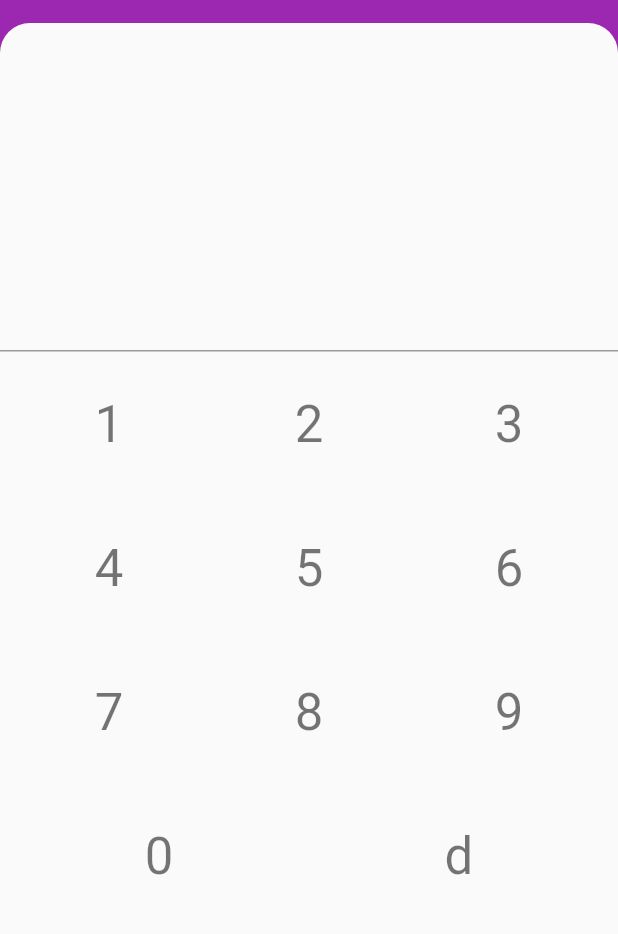
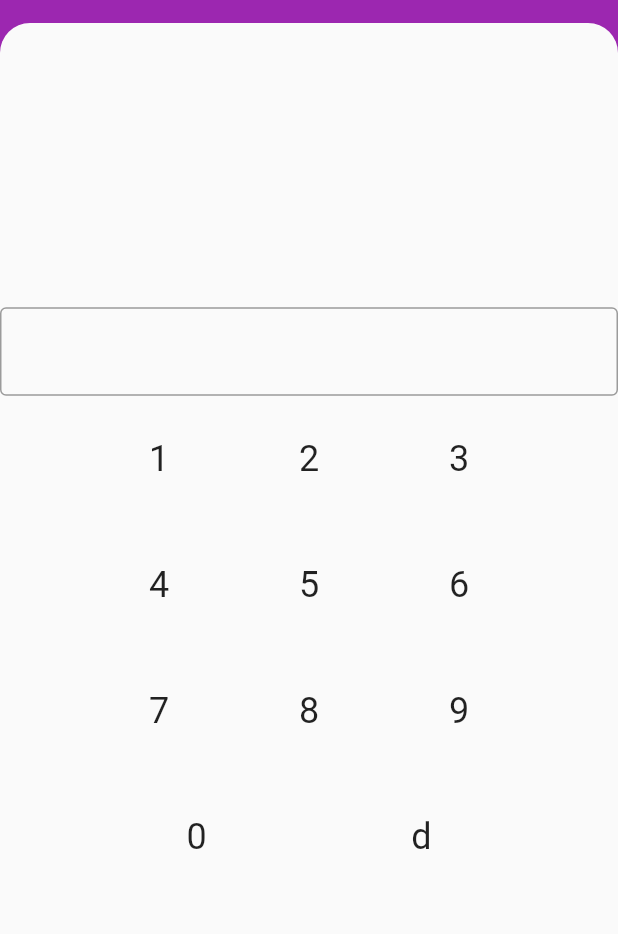
Before and after one commit to CalebQ42/CustomDiceRoller, a Flutter app: the screen it shows after launch, on a phone screen of 412 x 824 dp, the part 52-986 px from its top. Run offline on Flutter 3.47's test engine with Material 2 defaults, Android fonts, the phone set to English and light mode, and no system bars; our stand-ins replace flutter_secure_storage, isar, shared_preferences; accounts and stored records are empty; generated files the repository leaves out were written again.

Commit message:
Further stuff

```diff
--- a/lib/cdr.dart
+++ b/lib/cdr.dart
@@ -1,5 +1,5 @@
 import 'package:customdiceroller/dice/dice.dart';
-import 'package:customdiceroller/screens/frame.dart';
+import 'package:customdiceroller/ui/frame.dart';
 import 'package:customdiceroller/utils/observatory.dart';
 import 'package:flutter_gen/gen_l10n/app_localizations.dart';
 import 'package:flutter/material.dart';
@@ -15,11 +15,13 @@ class CDR{
   final GlobalKey<NavigatorState> navKey = GlobalKey();
   final GlobalKey<FrameState> frameKey = GlobalKey();
   final Isar db;
+
   late Observatory observatory = Observatory(this, frameKey);
   late AppLocalizations locale;
+
   Duration globalDuration = const Duration(milliseconds: 300);
-
   bool initilized = false;
+  void Function()? topLevelUpdate;
 
   CDR({required this.prefs, required this.db});
 
--- a/lib/main.dart
+++ b/lib/main.dart
@@ -4,7 +4,7 @@ import 'package:customdiceroller/cdr.dart';
 import 'package:customdiceroller/screens/calculator.dart';
 import 'package:customdiceroller/screens/loading.dart';
 import 'package:customdiceroller/screens/settings.dart';
-import 'package:customdiceroller/screens/frame.dart';
+import 'package:customdiceroller/ui/frame.dart';
 import 'package:flutter/foundation.dart';
 import 'package:flutter/material.dart';
 import 'package:flutter_gen/gen_l10n/app_localizations.dart';
@@ -41,10 +41,41 @@ class MainUIState extends State<MainUI>{
   @override
   Widget build(BuildContext context){
     var cdr = CDR.of(context);
+    cdr.topLevelUpdate = () => setState(() {});
+    const snackTheme = SnackBarThemeData(
+      behavior: SnackBarBehavior.floating,
+    );
+    const inputTheme = InputDecorationTheme(
+      border: OutlineInputBorder(),
+    );
+    var bottomSheetTheme = BottomSheetThemeData(
+      shape: const RoundedRectangleBorder(
+        borderRadius: BorderRadius.vertical(top: Radius.circular(20))
+      ),
+      clipBehavior: Clip.antiAlias,
+      constraints: BoxConstraints.loose(const Size.fromWidth(600)),
+    );
+    var fabTheme = const FloatingActionButtonThemeData(
+      shape: RoundedRectangleBorder(
+        borderRadius: BorderRadius.all(Radius.circular(25))
+      )
+    );
     return MaterialApp(
       navigatorKey: cdr.navKey,
-      theme: ThemeData.light().copyWith(primaryColor: Colors.purple),
-      darkTheme: ThemeData.dark().copyWith(primaryColor: Colors.purple),
+      theme: ThemeData.light().copyWith(
+        primaryColor: Colors.purple,
+        snackBarTheme: snackTheme,
+        inputDecorationTheme: inputTheme,
+        bottomSheetTheme: bottomSheetTheme,
+        floatingActionButtonTheme: fabTheme
+      ),
+      darkTheme: ThemeData.dark().copyWith(
+        primaryColor: Colors.purple,
+        snackBarTheme: snackTheme,
+        inputDecorationTheme: inputTheme,
+        bottomSheetTheme: bottomSheetTheme,
+        floatingActionButtonTheme: fabTheme
+      ),
       navigatorObservers: [
         cdr.observatory
       ],
--- a/lib/screens/calculator.dart
+++ b/lib/screens/calculator.dart
@@ -1,4 +1,4 @@
-import 'package:customdiceroller/screens/frame.dart';
+import 'package:customdiceroller/ui/frame.dart';
 import 'package:flutter_gen/gen_l10n/app_localizations.dart';
 import 'package:flutter/material.dart';
 
@@ -18,6 +18,7 @@ class DiceCalculator extends StatelessWidget{
             readOnly: true,
             showCursor: true,
             controller: displayCont,
+
           ),
           CalcKeypad(
             displayCont: displayCont,
@@ -37,7 +38,7 @@ class CalcKeypad extends StatelessWidget{
   @override
   Widget build(BuildContext context) =>
     SizedBox(
-      width: 400,
+      width: 300,
       child: Column(
         crossAxisAlignment: CrossAxisAlignment.stretch,
         children: [
@@ -72,7 +73,7 @@ class CalcKeypad extends StatelessWidget{
                   child: Padding(
                     padding: const EdgeInsets.all(20),
                     child: Text(AppLocalizations.of(context)!.dieNotation,
-                      style: Theme.of(context).textTheme.headlineMedium,
+                      style: Theme.of(context).textTheme.headlineSmall,
                     ),
                   ),
                 )
@@ -91,7 +92,7 @@ class CalcKeypad extends StatelessWidget{
         child: Padding(
           padding: const EdgeInsets.all(20),
           child: Text(value,
-            style: Theme.of(context).textTheme.headlineMedium,
+            style: Theme.of(context).textTheme.headlineSmall,
           )
         )
       )
--- a/lib/screens/loading.dart
+++ b/lib/screens/loading.dart
@@ -1,5 +1,5 @@
 import 'package:customdiceroller/cdr.dart';
-import 'package:customdiceroller/screens/frame.dart';
+import 'package:customdiceroller/ui/frame.dart';
 import 'package:flutter/material.dart';
 import 'package:flutter_gen/gen_l10n/app_localizations.dart';
 
--- a/lib/screens/settings.dart
+++ b/lib/screens/settings.dart
@@ -1,5 +1,5 @@
 import 'package:customdiceroller/cdr.dart';
-import 'package:customdiceroller/screens/frame.dart';
+import 'package:customdiceroller/ui/frame.dart';
 import 'package:customdiceroller/ui/updating_switch_tile.dart';
 import 'package:flutter/material.dart';
 
--- a/lib/screens/frame.dart
+++ b/lib/ui/frame.dart
@@ -104,7 +104,7 @@ class FrameState extends State<Frame> {
                   ),
                   Nav(
                     name: locale.diceGroups,
-                    icon: const Icon(Icons.radio),
+                    icon: const Icon(Icons.view_cozy),
                     onTap: () =>
                       cdr.navKey.currentState?.pushNamed("/groupList"),
                     vertical: vertical,
--- a/lib/utils/observatory.dart
+++ b/lib/utils/observatory.dart
@@ -1,5 +1,5 @@
 import 'package:customdiceroller/cdr.dart';
-import 'package:customdiceroller/screens/frame.dart';
+import 'package:customdiceroller/ui/frame.dart';
 import 'package:flutter/material.dart';
 
 class Observatory extends NavigatorObserver{
```
Also changed, not shown: 1 other file.
